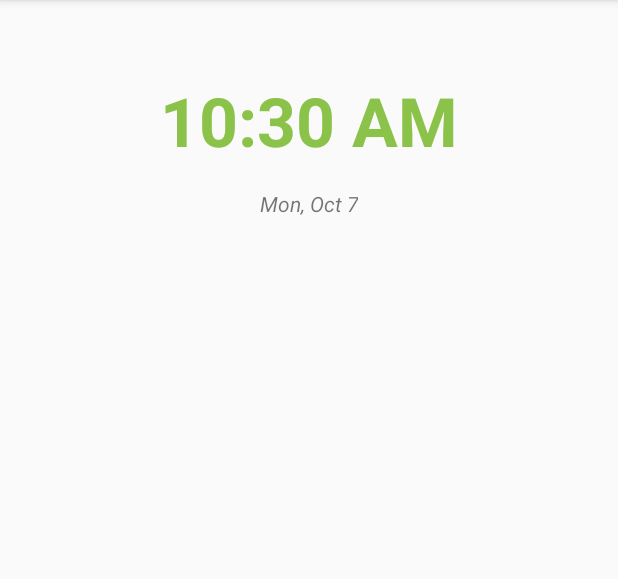
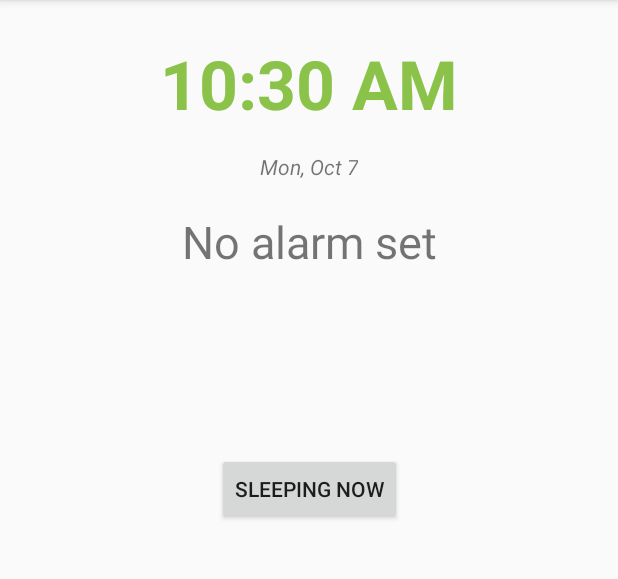
Before and after one commit to sterea16/Sleep_cycle_alarm, an Android app: the screen it shows after launch (MainActivity), on a phone screen of 412 x 824 dp, the part 84-663 px from its top. Run offline under Robolectric (Android 15) with nearby library versions, the phone set to English and light mode, and no system bars; Roboto replaces fonts that are not available here.

Commit message:
2nd and 3rd phase of the project - new suggest time for go to sleep feature - new set the right time for wake up feature

```diff
--- a/app/src/main/java/com/example/sleepcyclealarm/AlarmActivity.java
+++ b/app/src/main/java/com/example/sleepcyclealarm/AlarmActivity.java
@@ -12,10 +12,13 @@ import android.view.WindowManager;
 import android.widget.Button;
 import android.widget.TextView;
 
+
+
 public class AlarmActivity extends AppCompatActivity {
     public TextView textWakeUp;
     public Ringtone r ;
     public Button dismissButton;
+
     @Override
     protected void onCreate(Bundle savedInstanceState) {
         super.onCreate(savedInstanceState);
--- a/app/src/main/java/com/example/sleepcyclealarm/MainActivity.java
+++ b/app/src/main/java/com/example/sleepcyclealarm/MainActivity.java
@@ -8,8 +8,8 @@ import android.app.PendingIntent;
 import android.app.TimePickerDialog;
 import android.content.Context;
 import android.content.Intent;
-import android.graphics.Color;
 import android.os.Bundle;
+import android.text.Html;
 import android.view.View;
 import android.widget.Button;
 import android.widget.TextView;
@@ -25,11 +25,12 @@ import java.util.Calendar;
 
 
 public class MainActivity extends AppCompatActivity implements TimePickerDialog.OnTimeSetListener {
-    private Button alarmButtonON, alarmButtonOFF;
-    private TextView dateView, alarm_status;
+    private Button alarmButtonON, alarmButtonOFF, sleepingNOW;
+    private TextView dateView, alarm_status, goToSleepTime_text1;
     private Calendar calendar;
     private SimpleDateFormat dateFormat;
     private String date;
+    private final int oneSleepCycle = 90; //minutes
 
     @Override
     protected void onCreate(Bundle savedInstanceState){
@@ -43,6 +44,7 @@ public class MainActivity extends AppCompatActivity implements TimePickerDialog.
         date = dateFormat.format(calendar.getTime());
         dateView.setText(date);
 
+        goToSleepTime_text1 = findViewById(R.id.goTosleepTime_text1);
         alarm_status = findViewById(R.id.alarm_status);
         alarm_status.setText("No alarm set");
         alarmButtonON = findViewById(R.id.alarmButtonOn);
@@ -62,6 +64,14 @@ public class MainActivity extends AppCompatActivity implements TimePickerDialog.
                 CancelAlarm();
             }
         });
+
+        sleepingNOW = findViewById(R.id.sleepNow);
+        sleepingNOW.setOnClickListener(new View.OnClickListener() {
+            @Override
+            public void onClick(View view) {
+                getWakeUpTime();
+            }
+        });
     }
 
     @Override
@@ -73,6 +83,10 @@ public class MainActivity extends AppCompatActivity implements TimePickerDialog.
 
         startAlarm(c);
         updateAlarmStatus(c);
+        c.add(Calendar.MINUTE,-(5*oneSleepCycle));
+        String text ="To get 5 full sleep cycles you should fall asleep at <i> <font color = red>" + DateFormat.getTimeInstance(DateFormat.SHORT).format(c.getTime())
+                + "</font> </i>.<br /> Note that the average time to fall asleep is <i>14 minutes</i>.";
+        updateGoToSleepText(text);//this will tell the user when is the right time to fall asleep
     }
 
     private void updateAlarmStatus(Calendar c){
@@ -80,7 +94,21 @@ public class MainActivity extends AppCompatActivity implements TimePickerDialog.
         alarmStatusText += DateFormat.getTimeInstance(DateFormat.SHORT).format(c.getTime());
         alarm_status.setText(alarmStatusText);
         alarmButtonON.setText("Alarm is set");
-        alarmButtonON.setBackgroundResource(R.color.green);
+    }
+
+    private void updateGoToSleepText(String text){
+        goToSleepTime_text1.setText(Html.fromHtml(text));
+    }
+
+    private void getWakeUpTime(){ // gets the right time for wake up
+        Calendar c = Calendar.getInstance();
+        c.set(Calendar.SECOND,0);
+        c.add(Calendar.MINUTE,1);// for the sake of testing, the alarm will ring after 1 minute starting from the moment the user presses the button; normally it must by at least 450 minutes.
+        startAlarm(c);
+        updateAlarmStatus(c);
+        String text = "If you are going to sleep right now you will get 5 full sleep cycle at <i><font color = red>" + DateFormat.getTimeInstance(DateFormat.SHORT).format(c.getTime())
+                    +"</i></font>.";
+        updateGoToSleepText(text);
     }
 
     private void startAlarm (Calendar c){
@@ -103,12 +131,13 @@ public class MainActivity extends AppCompatActivity implements TimePickerDialog.
         Intent intent = new Intent(this, AlarmReceiver.class);
         PendingIntent pendingIntent = PendingIntent.getBroadcast(this,1,intent,0);
         alarmManager.cancel(pendingIntent);
-        int duration = Toast.LENGTH_LONG;
+        int duration = Toast.LENGTH_SHORT;
         Toast toast = Toast.makeText(this,"Alarm canceled", duration);
         toast.show();
         alarm_status.setText("No alarm set");
         alarmButtonON.setText("Set alarm");
-        alarmButtonON.setBackgroundColor(Color.LTGRAY);
+        String text ="";
+        updateGoToSleepText(text);
     }
 
 }
--- a/app/src/main/java/com/example/sleepcyclealarm/Model/Alarm/AlarmReceiver.java
+++ b/app/src/main/java/com/example/sleepcyclealarm/Model/Alarm/AlarmReceiver.java
@@ -18,4 +18,5 @@ public class AlarmReceiver extends BroadcastReceiver{
         intent = new Intent(context,AlarmActivity.class);
         context.startActivity(intent);
     }
+
 }
--- a/app/src/main/java/com/example/sleepcyclealarm/Model/Alarm/TimePickerFragment.java
+++ b/app/src/main/java/com/example/sleepcyclealarm/Model/Alarm/TimePickerFragment.java
@@ -2,7 +2,6 @@ package com.example.sleepcyclealarm.Model.Alarm;
 
 import android.app.Dialog;
 import android.app.TimePickerDialog;
-import android.content.DialogInterface;
 import android.os.Bundle;
 import android.text.format.DateFormat;
 
--- a/app/src/main/res/layout/main_layout.xml
+++ b/app/src/main/res/layout/main_layout.xml
@@ -12,7 +12,7 @@
         android:layout_width="wrap_content"
         android:layout_height="wrap_content"
         android:layout_marginStart="50dp"
-        android:layout_marginTop="50dp"
+        android:layout_marginTop="25dp"
         android:layout_marginEnd="50dp"
         android:textColor="#8BC34A"
         android:textSize="45sp"
@@ -41,20 +41,17 @@
         android:id="@+id/alarm_status"
         android:layout_width="wrap_content"
         android:layout_height="wrap_content"
-        android:layout_marginTop="200dp"
-        android:layout_marginBottom="492dp"
+        android:layout_marginTop="20dp"
         android:text="@string/no_alarm_set"
         android:textSize="30sp"
-        app:layout_constraintBottom_toBottomOf="parent"
         app:layout_constraintEnd_toEndOf="parent"
-        app:layout_constraintHorizontal_bias="0.5"
         app:layout_constraintStart_toStartOf="parent"
         app:layout_constraintTop_toBottomOf="@+id/dateView" />
 
     <Button
         android:id="@+id/alarmButtonOn"
-        android:layout_width="wrap_content"
-        android:layout_height="wrap_content"
+        android:layout_width="120sp"
+        android:layout_height="65sp"
         android:layout_marginStart="150dp"
         android:layout_marginTop="35dp"
         android:layout_marginEnd="300dp"
@@ -64,8 +61,8 @@
 
     <Button
         android:id="@+id/alarmButtonOFF"
-        android:layout_width="wrap_content"
-        android:layout_height="wrap_content"
+        android:layout_width="120sp"
+        android:layout_height="65sp"
         android:layout_marginStart="300dp"
         android:layout_marginTop="35dp"
         android:layout_marginEnd="150dp"
@@ -73,5 +70,29 @@
         app:layout_constraintStart_toStartOf="parent"
         app:layout_constraintTop_toBottomOf="@+id/alarm_status" />
 
+    <TextView
+        android:id="@+id/goTosleepTime_text1"
+        android:layout_width="wrap_content"
+        android:layout_height="wrap_content"
+        android:layout_marginStart="15dp"
+        android:layout_marginTop="15dp"
+        android:layout_marginEnd="15dp"
+        android:gravity="center"
+        android:textSize="20sp"
+        app:layout_constraintEnd_toEndOf="parent"
+        app:layout_constraintHorizontal_bias="0.5"
+        app:layout_constraintStart_toStartOf="parent"
+        app:layout_constraintTop_toBottomOf="@+id/sleepNow" />
+
+    <Button
+        android:id="@+id/sleepNow"
+        android:layout_width="wrap_content"
+        android:layout_height="wrap_content"
+        android:layout_marginTop="20dp"
+        android:text="@string/sleeping_now"
+        app:layout_constraintEnd_toEndOf="parent"
+        app:layout_constraintStart_toStartOf="parent"
+        app:layout_constraintTop_toBottomOf="@+id/alarmButtonOn" />
+
 
 </androidx.constraintlayout.widget.ConstraintLayout>
--- a/app/src/main/res/values/strings.xml
+++ b/app/src/main/res/values/strings.xml
@@ -14,4 +14,5 @@
     <string name="button">Button</string>
     <string name="dismiss">Dismiss</string>
     <string name="wake_up">WAKE UP!</string>
+    <string name="sleeping_now">Sleeping now</string>
 </resources>
--- a/build.gradle
+++ b/build.gradle
@@ -7,7 +7,7 @@ buildscript {
 
     }
     dependencies {
-        classpath 'com.android.tools.build:gradle:3.5.0'
+        classpath 'com.android.tools.build:gradle:3.5.1'
 
         // NOTE: Do not place your application dependencies here; they belong
         // in the individual module build.gradle files
```
